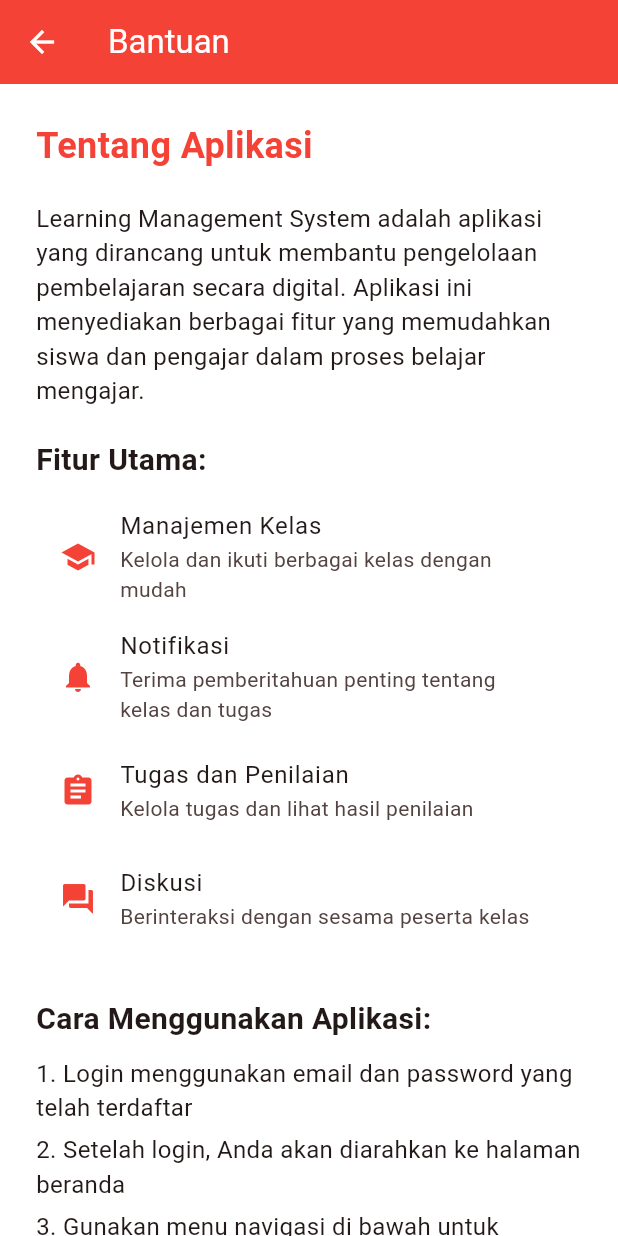
After one commit to mfhaisall/uas-mp, a Flutter app: the screen it shows after launch, after a tap on "Bantuan", on a phone screen of 412 x 824 dp. The commit adds this screen. Run offline on Flutter 3.47's test engine with Material 3 defaults, Android fonts, the phone set to English and light mode, and no system bars.

Commit message:
menambahkan fitur bantuan di halaman login

```diff
--- /dev/null
+++ b/learning_management_system/lib/auth/help_screen.dart
@@ -0,0 +1,140 @@
+import 'package:flutter/material.dart';
+import 'login_screen.dart';
+
+class HelpScreen extends StatelessWidget {
+  const HelpScreen({super.key});
+
+  @override
+  Widget build(BuildContext context) {
+    return Scaffold(
+      backgroundColor: Colors.white,
+      appBar: AppBar(
+        title: const Text('Bantuan'),
+        backgroundColor: Colors.red,
+        foregroundColor: Colors.white,
+        leading: IconButton(
+          icon: const Icon(Icons.arrow_back),
+          onPressed: () {
+            Navigator.pop(context);
+          },
+        ),
+      ),
+      body: SingleChildScrollView(
+        child: Padding(
+          padding: const EdgeInsets.all(24.0),
+          child: Column(
+            crossAxisAlignment: CrossAxisAlignment.start,
+            children: [
+              const Text(
+                'Tentang Aplikasi',
+                style: TextStyle(
+                  fontSize: 24,
+                  fontWeight: FontWeight.bold,
+                  color: Colors.red,
+                ),
+              ),
+              const SizedBox(height: 20),
+              const Text(
+                'Learning Management System adalah aplikasi yang dirancang untuk membantu pengelolaan pembelajaran secara digital. Aplikasi ini menyediakan berbagai fitur yang memudahkan siswa dan pengajar dalam proses belajar mengajar.',
+                style: TextStyle(fontSize: 16),
+              ),
+              const SizedBox(height: 20),
+              const Text(
+                'Fitur Utama:',
+                style: TextStyle(
+                  fontSize: 20,
+                  fontWeight: FontWeight.bold,
+                ),
+              ),
+              const SizedBox(height: 10),
+              const ListTile(
+                leading: Icon(Icons.school, color: Colors.red),
+                title: Text('Manajemen Kelas'),
+                subtitle: Text('Kelola dan ikuti berbagai kelas dengan mudah'),
+              ),
+              const ListTile(
+                leading: Icon(Icons.notifications, color: Colors.red),
+                title: Text('Notifikasi'),
+                subtitle: Text('Terima pemberitahuan penting tentang kelas dan tugas'),
+              ),
+              const ListTile(
+                leading: Icon(Icons.assignment, color: Colors.red),
+                title: Text('Tugas dan Penilaian'),
+                subtitle: Text('Kelola tugas dan lihat hasil penilaian'),
+              ),
+              const ListTile(
+                leading: Icon(Icons.forum, color: Colors.red),
+                title: Text('Diskusi'),
+                subtitle: Text('Berinteraksi dengan sesama peserta kelas'),
+              ),
+              const SizedBox(height: 30),
+              const Text(
+                'Cara Menggunakan Aplikasi:',
+                style: TextStyle(
+                  fontSize: 20,
+                  fontWeight: FontWeight.bold,
+                ),
+              ),
+              const SizedBox(height: 10),
+              const Text(
+                '1. Login menggunakan email dan password yang telah terdaftar',
+                style: TextStyle(fontSize: 16),
+              ),
+              const SizedBox(height: 5),
+              const Text(
+                '2. Setelah login, Anda akan diarahkan ke halaman beranda',
+                style: TextStyle(fontSize: 16),
+              ),
+              const SizedBox(height: 5),
+              const Text(
+                '3. Gunakan menu navigasi di bawah untuk berpindah antar halaman',
+                style: TextStyle(fontSize: 16),
+              ),
+              const SizedBox(height: 5),
+              const Text(
+                '4. Di halaman "Kelas Saya", Anda dapat melihat daftar kelas yang diikuti',
+                style: TextStyle(fontSize: 16),
+              ),
+              const SizedBox(height: 5),
+              const Text(
+                '5. Di halaman "Notifikasi", Anda dapat melihat pemberitahuan terbaru',
+                style: TextStyle(fontSize: 16),
+              ),
+              const SizedBox(height: 30),
+              const Text(
+                'Bantuan Tambahan:',
+                style: TextStyle(
+                  fontSize: 20,
+                  fontWeight: FontWeight.bold,
+                ),
+              ),
+              const SizedBox(height: 10),
+              const Text(
+                'Jika Anda mengalami kesulitan dalam menggunakan aplikasi ini, silakan hubungi administrator sistem atau kirim email ke support@lms.example.com',
+                style: TextStyle(fontSize: 16),
+              ),
+              const SizedBox(height: 20),
+              Center(
+                child: TextButton(
+                  onPressed: () {
+                    Navigator.push(
+                      context,
+                      MaterialPageRoute(builder: (context) => const LoginScreen()),
+                    );
+                  },
+                  child: const Text(
+                    'Kembali ke Login',
+                    style: TextStyle(
+                      color: Colors.red,
+                      fontSize: 16,
+                    ),
+                  ),
+                ),
+              ),
+            ],
+          ),
+        ),
+      ),
+    );
+  }
+}
--- a/learning_management_system/lib/auth/login_screen.dart
+++ b/learning_management_system/lib/auth/login_screen.dart
@@ -1,5 +1,6 @@
 import 'package:flutter/material.dart';
 import '../main.dart'; // Import the main app screen
+import 'help_screen.dart';
 
 class LoginScreen extends StatefulWidget {
   const LoginScreen({super.key});
@@ -125,7 +126,22 @@ class _LoginScreenState extends State<LoginScreen> {
                     ),
                   ),
                 ),
-                SizedBox(height: 20),
+                SizedBox(height: 10),
+                TextButton(
+                  onPressed: () {
+                    Navigator.push(
+                      context,
+                      MaterialPageRoute(builder: (context) => const HelpScreen()),
+                    );
+                  },
+                  child: Text(
+                    'Bantuan',
+                    style: TextStyle(
+                      color: Colors.red,
+                    ),
+                  ),
+                ),
+                SizedBox(height: 10),
                 TextButton(
                   onPressed: () {
                     // Handle forgot password
```
